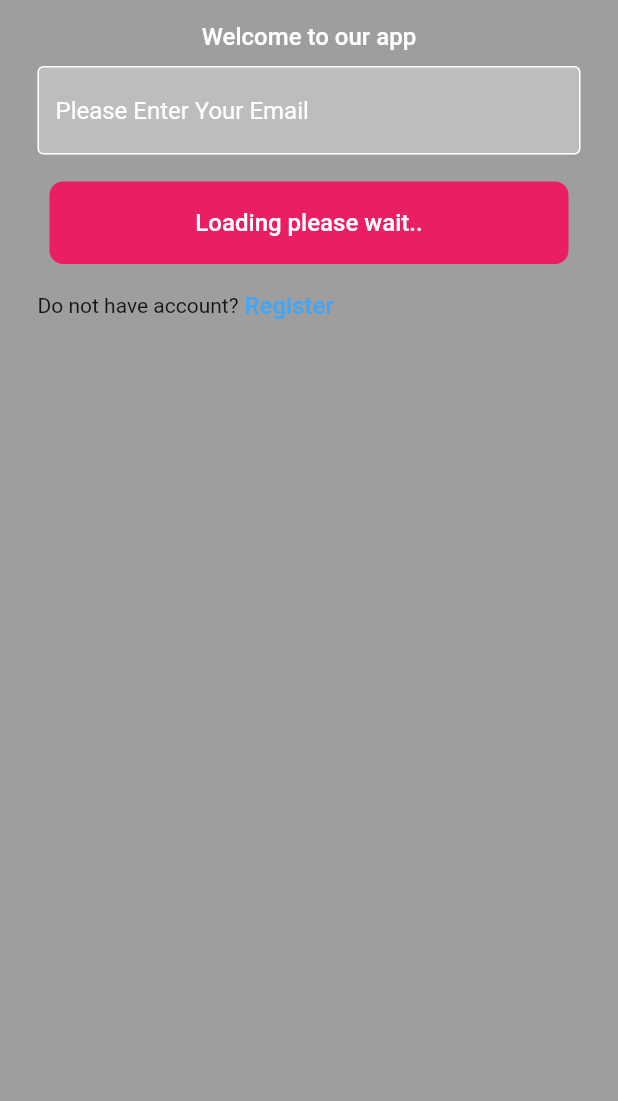
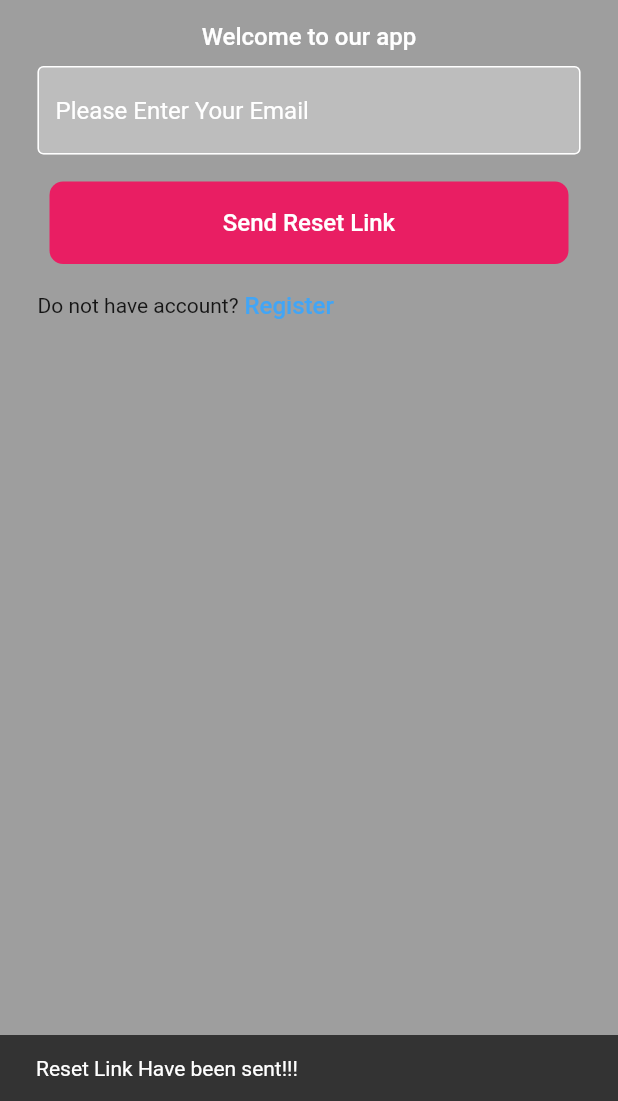
Before and after one commit to pikigene01/cancerconnector, a Flutter app: the ResetPasswordPage screen opened directly, after a tap on "Send Reset Link", on a phone screen of 412 x 824 dp, the part 135-1236 px from its top. Run offline on Flutter 3.47's test engine with Material 2 defaults, Android fonts, the phone set to English and light mode, and no system bars; our stand-ins replace cached_network_image, card_swiper, cloud_firestore, curved_navigation_bar, firebase_auth, firebase_core and 8 more; accounts and stored records are empty; network calls fail.

Commit message:
update app

```diff
--- a/lib/pages/reset_password.dart
+++ b/lib/pages/reset_password.dart
@@ -27,6 +27,12 @@ class _ResetPasswordPageState extends State<ResetPasswordPage> {
     final authService = Provider.of<AuthService>(context, listen: false);
     try {
       authService.resetUserPassword(emailTextController.text);
+      setState(() {
+        loading = false;
+      });
+      ScaffoldMessenger.of(context).showSnackBar(const SnackBar(
+        content: Text('Reset Link Have been sent!!!'),
+      ));
     } catch (e) {
       setState(() {
         loading = false;
```
